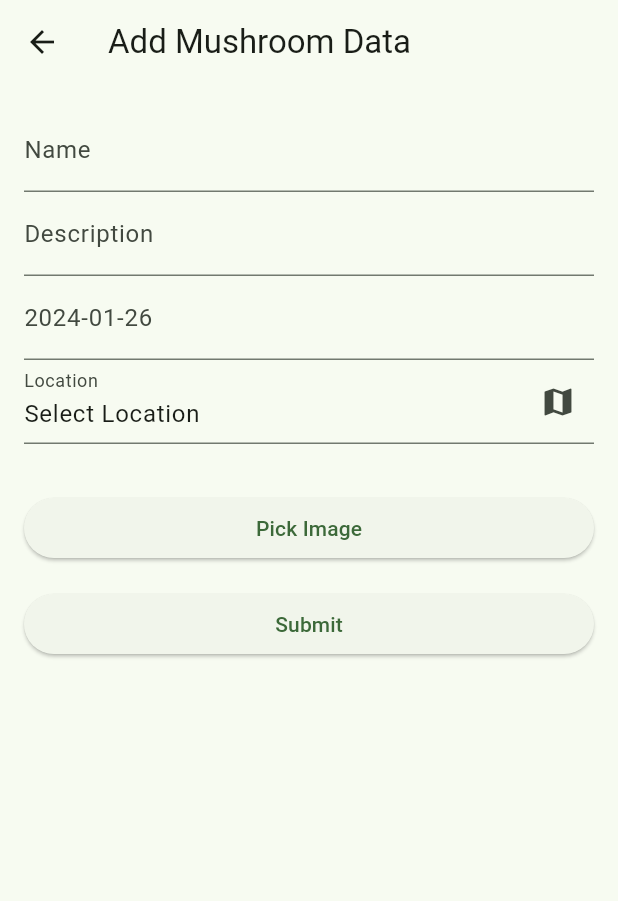
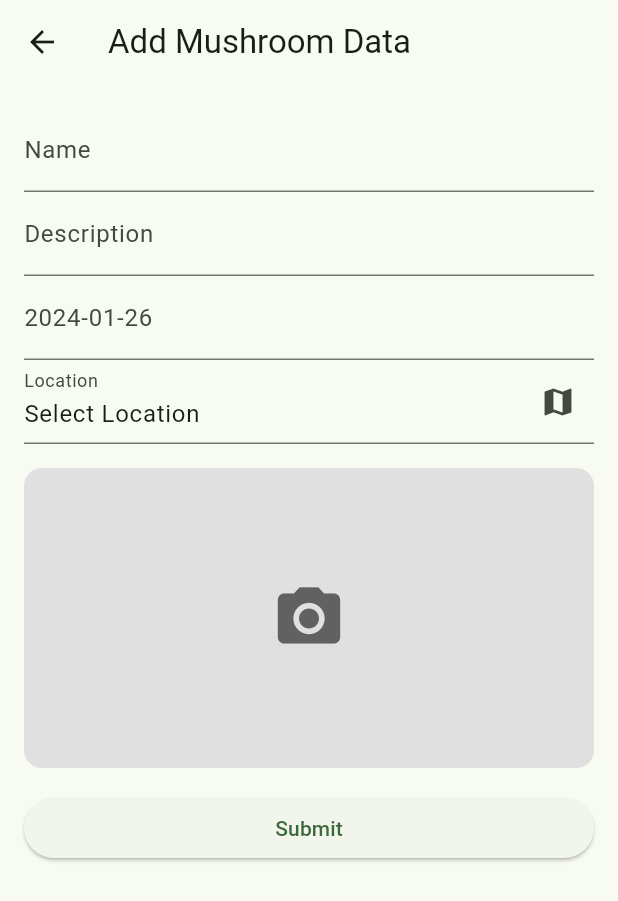
Before and after one commit to cunderw/mushroom-hunter, a Flutter app: the MushroomForm screen opened directly, on a phone screen of 412 x 824 dp. Shown: the top 901 px of the screen. Run offline on Flutter 3.47's test engine with Material 3 defaults, Android fonts, the phone set to English and light mode, and no system bars; our stand-ins replace firebase_auth, firebase_core, geolocator, google_maps_flutter, image_picker; missing offline and left inert: firebase_ui_auth; accounts and stored records are empty.

Commit message:
refactor image picker

```diff
--- /dev/null
+++ b/lib/widgets/image_picker.dart
@@ -0,0 +1,49 @@
+import 'dart:io';
+import 'package:flutter/material.dart';
+import 'package:image_picker/image_picker.dart';
+
+class CustomImagePicker extends StatefulWidget {
+  final Function(XFile?) onImagePicked;
+
+  CustomImagePicker({required this.onImagePicked});
+
+  @override
+  _CustomImagePickerState createState() => _CustomImagePickerState();
+}
+
+class _CustomImagePickerState extends State<CustomImagePicker> {
+  XFile? _image;
+
+  Future<void> _pickImage() async {
+    final ImagePicker _picker = ImagePicker();
+    final XFile? image = await _picker.pickImage(source: ImageSource.gallery);
+    setState(() {
+      _image = image;
+    });
+    widget.onImagePicked(image); // Callback to return the selected image
+  }
+
+  @override
+  Widget build(BuildContext context) {
+    return GestureDetector(
+      onTap: _pickImage,
+      child: Container(
+        height: 200, // Customize as needed
+        width: double.infinity,
+        decoration: BoxDecoration(
+          color: Colors.grey[300],
+          image: _image != null
+              ? DecorationImage(
+                  image: FileImage(File(_image!.path)),
+                  fit: BoxFit.cover,
+                )
+              : null,
+          borderRadius: BorderRadius.circular(12),
+        ),
+        child: _image == null
+            ? Icon(Icons.camera_alt, size: 50, color: Colors.grey[700])
+            : null,
+      ),
+    );
+  }
+}
--- a/lib/widgets/mushroom_form.dart
+++ b/lib/widgets/mushroom_form.dart
@@ -2,6 +2,7 @@ import 'dart:io';
 
 import 'package:flutter/material.dart';
 import 'package:google_maps_flutter/google_maps_flutter.dart';
+import 'package:my_mushrooms_hunter/widgets/image_picker.dart';
 import 'package:my_mushrooms_hunter/widgets/location_picker.dart';
 import 'package:image_picker/image_picker.dart';
 
@@ -17,7 +18,7 @@ class _MushroomFormState extends State<MushroomForm> {
   final TextEditingController _descriptionController = TextEditingController();
   final TextEditingController _photoUrlController = TextEditingController();
 
-  XFile? _image;
+  XFile? _selectedImage;
 
   DateTime _dateAdded = DateTime.now();
   double? _latitude = null;
@@ -37,14 +38,11 @@ class _MushroomFormState extends State<MushroomForm> {
     }
   }
 
-  Future<void> _pickImage() async {
-    final ImagePicker _picker = ImagePicker();
-    // Pick an image
-    final XFile? image = await _picker.pickImage(source: ImageSource.gallery);
+  void _handleImageSelection(XFile? image) {
     setState(() {
-      _image = image;
+      _selectedImage = image;
     });
-    // Optionally, upload the image to a server or storage to get a URL
+    // You can further process the image, like uploading it to a server
   }
 
   Future<void> _selectLocation() async {
@@ -128,13 +126,7 @@ class _MushroomFormState extends State<MushroomForm> {
                 ),
               ),
               SizedBox(height: 16.0),
-              if (_image != null) Image.file(File(_image!.path)),
-              SizedBox(height: 16.0),
-              // Image picker button
-              ElevatedButton(
-                onPressed: _pickImage,
-                child: Text('Pick Image'),
-              ),
+              CustomImagePicker(onImagePicked: _handleImageSelection),
               SizedBox(height: 16.0),
               ElevatedButton(
                 onPressed: () {
```
